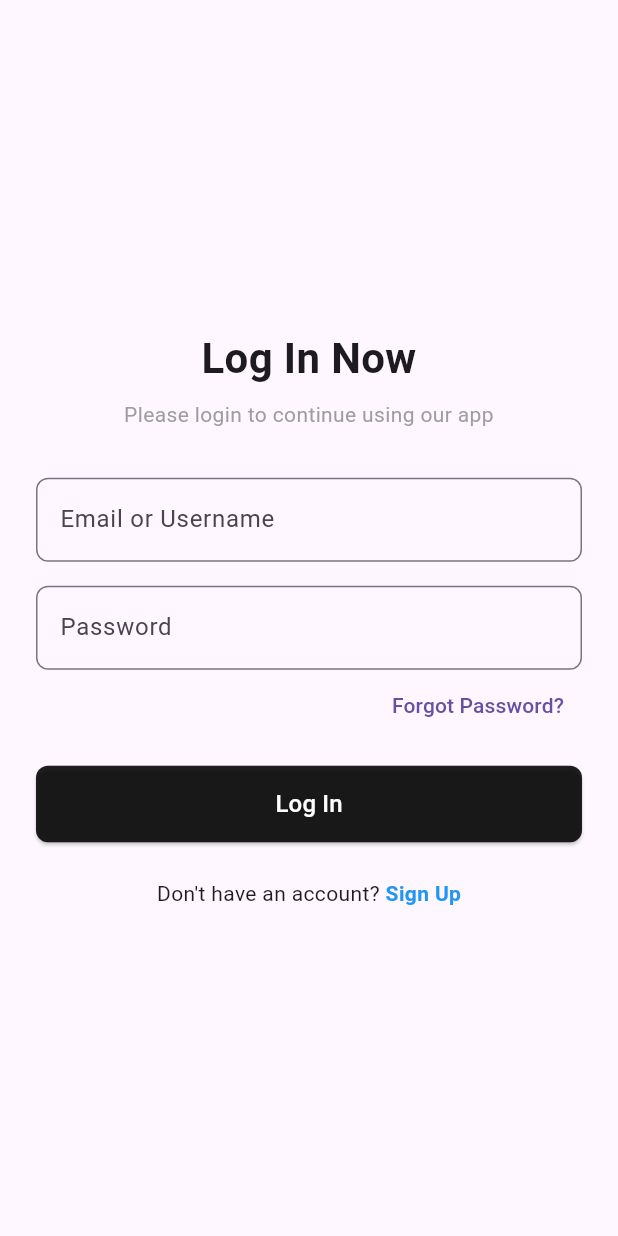
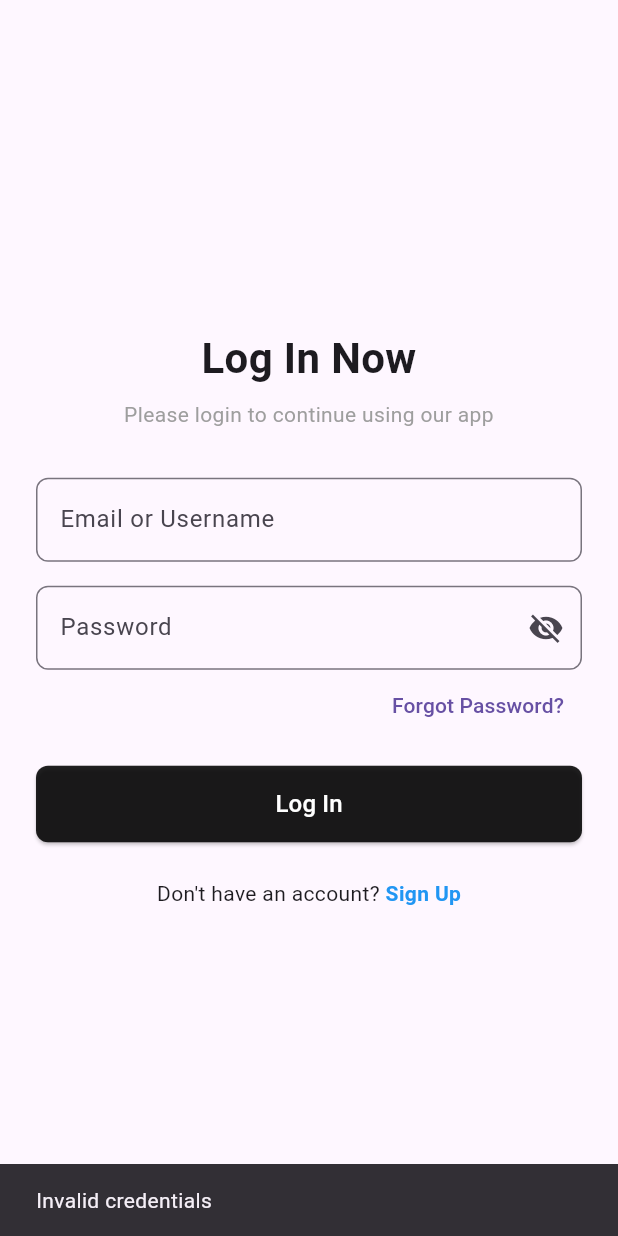
Before and after one commit to ChatTranz/chattranz, a Flutter app: the screen it shows after launch, after a tap on "Log In", on a phone screen of 412 x 824 dp. Run offline on Flutter 3.47's test engine with Material 3 defaults, Android fonts, the phone set to English and light mode, and no system bars.

Commit message:
add login logic & password toggle

```diff
--- a/lib/pages/login.dart
+++ b/lib/pages/login.dart
@@ -1,7 +1,32 @@
 import 'package:flutter/material.dart';
 
-class LoginPage extends StatelessWidget {
+class LoginPage extends StatefulWidget {
   const LoginPage({super.key});
+
+  @override
+  State<LoginPage> createState() => _LoginPageState();
+}
+
+class _LoginPageState extends State<LoginPage> {
+  final _emailController = TextEditingController();
+  final _passwordController = TextEditingController();
+  bool _obscurePassword = true;
+
+  void _login() {
+    String email = _emailController.text.trim();
+    String password = _passwordController.text.trim();
+
+    if (email == "test@test.com" && password == "123456") {
+      ScaffoldMessenger.of(context).showSnackBar(
+        const SnackBar(content: Text("Login Successful")),
+      );
+      // TODO: Navigate to Home Page
+    } else {
+      ScaffoldMessenger.of(context).showSnackBar(
+        const SnackBar(content: Text("Invalid credentials")),
+      );
+    }
+  }
 
   @override
   Widget build(BuildContext context) {
@@ -31,6 +56,7 @@ class LoginPage extends StatelessWidget {
 
               // Email Input
               TextField(
+                controller: _emailController,
                 decoration: InputDecoration(
                   labelText: "Email or Username",
                   border: OutlineInputBorder(
@@ -42,11 +68,24 @@ class LoginPage extends StatelessWidget {
 
               // Password Input
               TextField(
-                obscureText: true,
+                controller: _passwordController,
+                obscureText: _obscurePassword,
                 decoration: InputDecoration(
                   labelText: "Password",
                   border: OutlineInputBorder(
                     borderRadius: BorderRadius.circular(8),
+                  ),
+                  suffixIcon: IconButton(
+                    icon: Icon(
+                      _obscurePassword
+                          ? Icons.visibility_off
+                          : Icons.visibility,
+                    ),
+                    onPressed: () {
+                      setState(() {
+                        _obscurePassword = !_obscurePassword;
+                      });
+                    },
                   ),
                 ),
               ),
@@ -73,9 +112,7 @@ class LoginPage extends StatelessWidget {
                     borderRadius: BorderRadius.circular(8),
                   ),
                 ),
-                onPressed: () {
-                  // TODO: Add login logic later
-                },
+                onPressed: _login,
                 child: const Text(
                   "Log In",
                   style: TextStyle(fontSize: 16, color: Colors.white),
```
